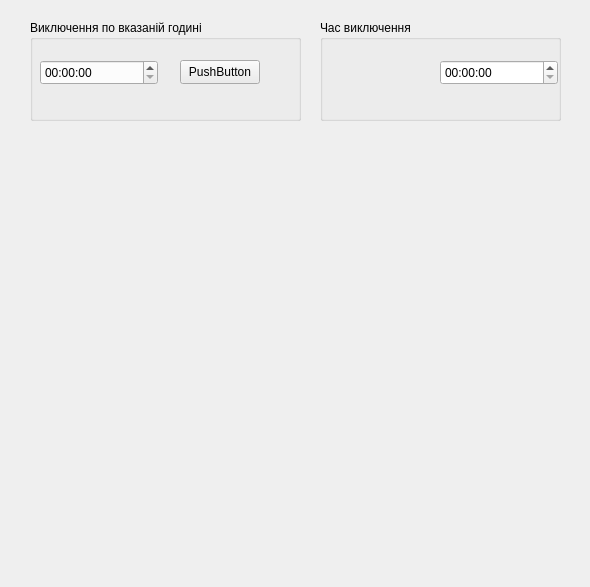
Vasyl20/Exception-Control-Program, file form.ui: the form before one commit.
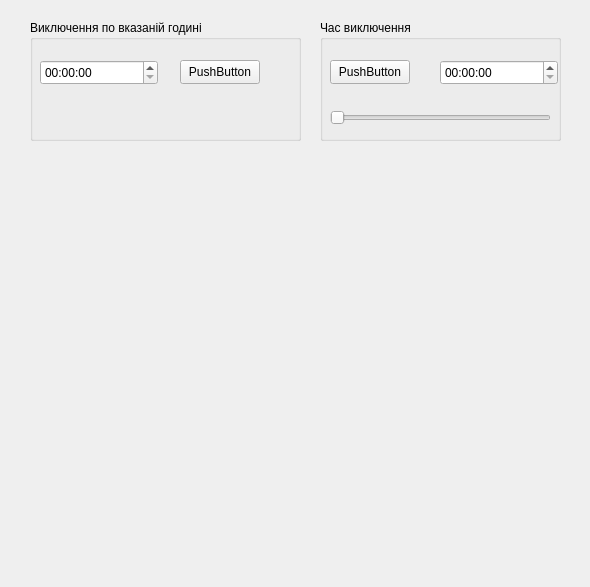
The form after the commit.

```diff
--- a/form.ui
+++ b/form.ui
@@ -55,7 +55,7 @@
      <x>30</x>
      <y>20</y>
      <width>271</width>
-     <height>101</height>
+     <height>121</height>
     </rect>
    </property>
    <property name="title">
@@ -68,7 +68,7 @@
      <x>320</x>
      <y>20</y>
      <width>241</width>
-     <height>101</height>
+     <height>121</height>
     </rect>
    </property>
    <property name="title">
@@ -84,12 +84,38 @@
      </rect>
     </property>
    </widget>
+   <widget class="QPushButton" name="pushButton_2">
+    <property name="geometry">
+     <rect>
+      <x>10</x>
+      <y>40</y>
+      <width>80</width>
+      <height>24</height>
+     </rect>
+    </property>
+    <property name="text">
+     <string>PushButton</string>
+    </property>
+   </widget>
+   <widget class="QSlider" name="horizontalSlider">
+    <property name="geometry">
+     <rect>
+      <x>10</x>
+      <y>90</y>
+      <width>221</width>
+      <height>16</height>
+     </rect>
+    </property>
+    <property name="orientation">
+     <enum>Qt::Horizontal</enum>
+    </property>
+   </widget>
   </widget>
+  <zorder>groupBox</zorder>
   <zorder>groupBox_2</zorder>
   <zorder>timeEdit</zorder>
   <zorder>pushButton</zorder>
   <zorder>label</zorder>
-  <zorder>groupBox</zorder>
  </widget>
  <resources/>
  <connections/>
```
